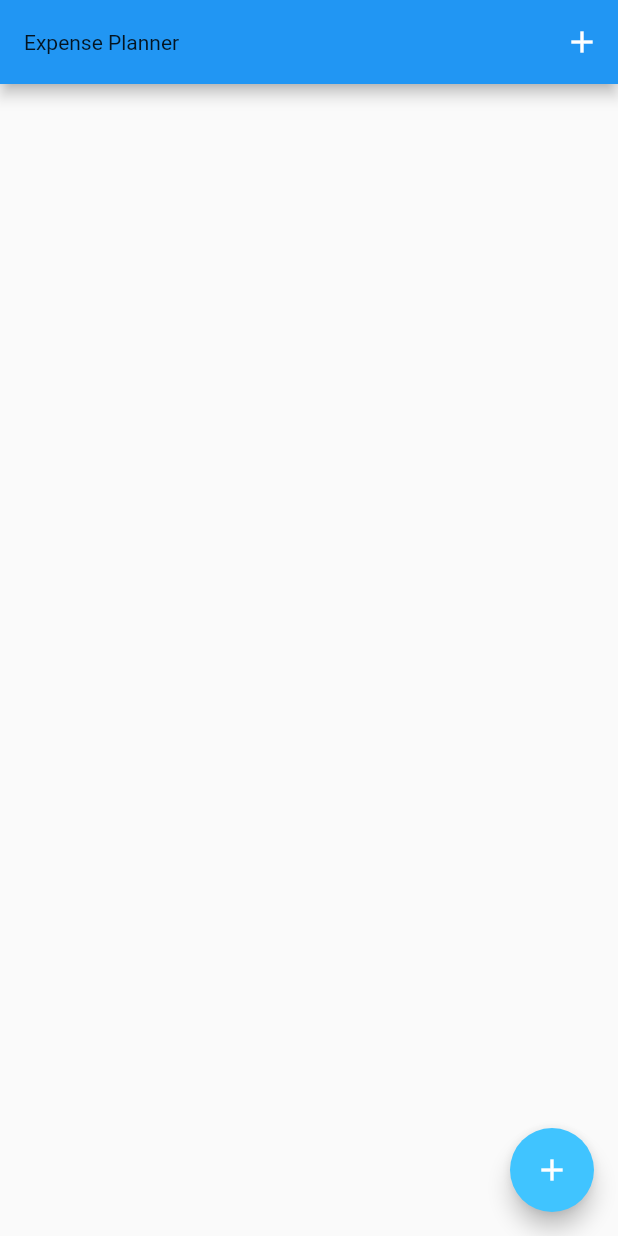
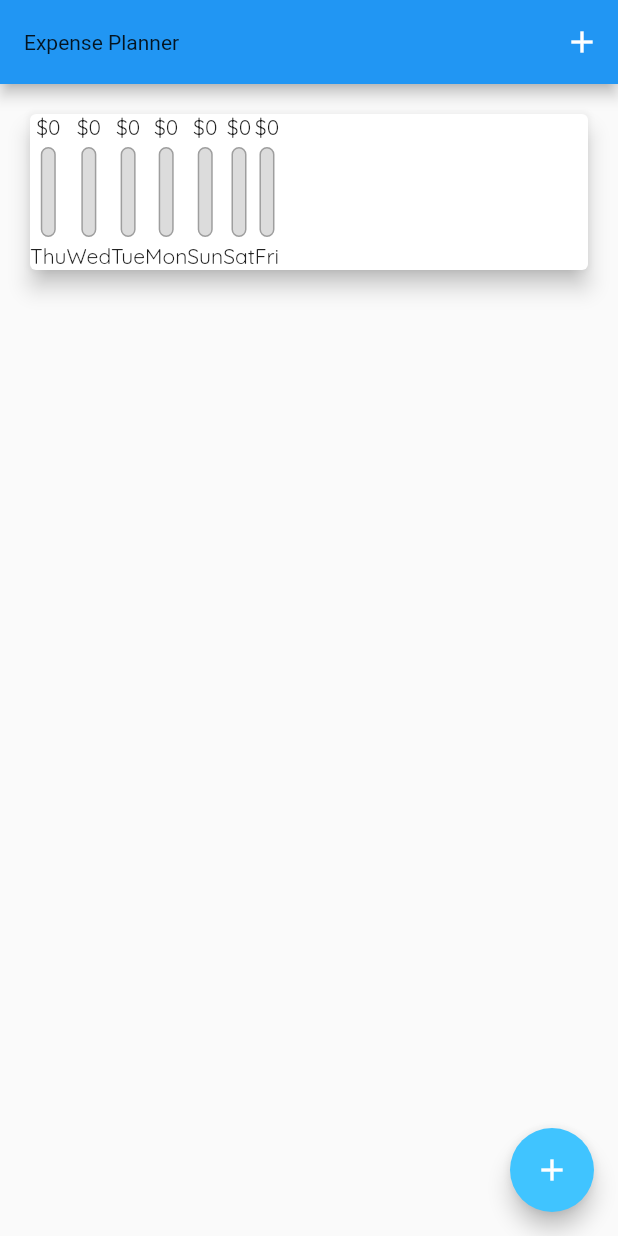
Before and after one commit to dwnlglendale/expense_planner, a Flutter app: the screen it shows after launch, on a phone screen of 412 x 824 dp. Run offline on Flutter 3.47's test engine with Material 2 defaults, Android fonts, the phone set to English and light mode, and no system bars.

Commit message:
added a chart bar

```diff
--- a/lib/main.dart
+++ b/lib/main.dart
@@ -5,6 +5,7 @@ import './widgets/new_transaction.dart';
 import './models/transaction.dart';
 import './widgets/transaction_list.dart';
 import './widgets/chart.dart';
+
 
 void main() => runApp(const MyApp());
 
@@ -57,7 +58,7 @@ class _MyHomePageState extends State<MyHomePage> {
     return _userTransactions.where((tx){
       return tx.date.isAfter(
         DateTime.now().subtract(
-          Duration(days: 7),
+         const Duration(days: 7),
         ),
       );
     }
--- a/lib/widgets/chart.dart
+++ b/lib/widgets/chart.dart
@@ -1,14 +1,14 @@
 import 'package:expense_planner/models/transaction.dart';
 import 'package:flutter/material.dart';
 import 'package:intl/intl.dart';
-
+import 'chart_bar.dart';
 
 class Chart extends StatelessWidget {
   const Chart({Key? key, required this.recentTransactions}) : super(key: key);
 
   final List<Transaction> recentTransactions;
 
-  List <Map <String, Object>> get groupedTransactionValues {
+  List <Map <String, dynamic>> get groupedTransactionValues {
     return List.generate(7, (index){
       final weekDay = DateTime.now().subtract(Duration(days: index), );
       var totalSum = 0.0;
@@ -23,20 +23,29 @@ class Chart extends StatelessWidget {
         }
       }
 
-      print(DateFormat.E(weekDay));
+      print(DateFormat.E().format(weekDay));
       print(totalSum);
 
       return {
-        'day': DateFormat.E(weekDay), 'amount': totalSum,};
+        'day': DateFormat.E().format(weekDay), 'amount': totalSum,};
     });
   }
+
+  double get totalSpending{
+    return groupedTransactionValues.fold(0.0, (sum, item) {
+      return sum + item['amount'];
+    });
+  }
+
 
   @override
   Widget build(BuildContext context) {
     return  Card(
       elevation: 6,
       margin: const EdgeInsets.all(20),
-      child: Row(children: [],),
+      child: Row(children: groupedTransactionValues.map((data){
+        return ChartBar(label: data['day'].toString(), spendingAmount: data['amount'], spendingPctOfTotal: totalSpending,);
+      }).toList(),),
     );
   }
 }
--- /dev/null
+++ b/lib/widgets/chart_bar.dart
@@ -0,0 +1,51 @@
+import 'package:flutter/material.dart';
+
+class ChartBar extends StatelessWidget {
+  const ChartBar(
+      {Key? key,
+      required this.label,
+      required this.spendingAmount,
+      required this.spendingPctOfTotal})
+      : super(key: key);
+
+  final String label;
+  final double spendingAmount;
+  final double spendingPctOfTotal;
+
+  @override
+  Widget build(BuildContext context) {
+    return Column(
+      children: [
+        Text('\$${spendingAmount.toStringAsFixed(0)}'),
+        const SizedBox(
+          height: 4,
+        ),
+        Container(
+          height: 60,
+          width: 10,
+          child: Stack(
+            children: [
+              Container(
+                decoration: BoxDecoration(
+                    border: Border.all(color: Colors.grey, width: 1.0),
+                    color: Color.fromRGBO(220, 220, 220, 1),
+                    borderRadius: BorderRadius.circular(10)),
+              ),
+              FractionallySizedBox(
+                heightFactor: spendingPctOfTotal,
+                child: Container(
+                  decoration:
+                      BoxDecoration(color: Theme.of(context).primaryColor, borderRadius: BorderRadius.circular(10)),
+                ),
+              )
+            ],
+          ),
+        ),
+        const SizedBox(
+          height: 4,
+        ),
+        Text(label),
+      ],
+    );
+  }
+}
```
